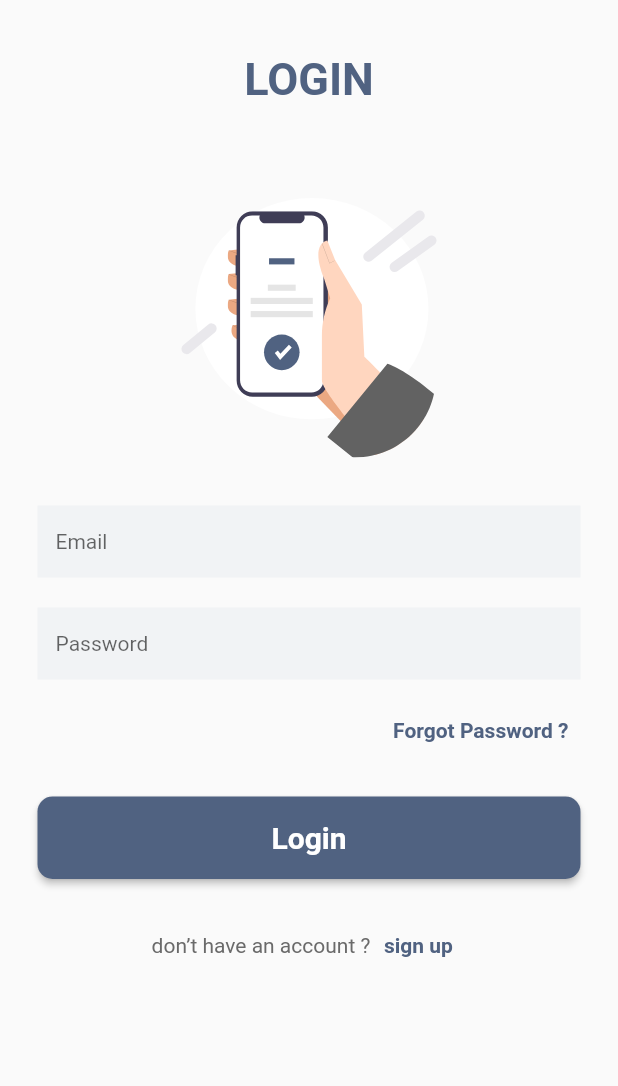
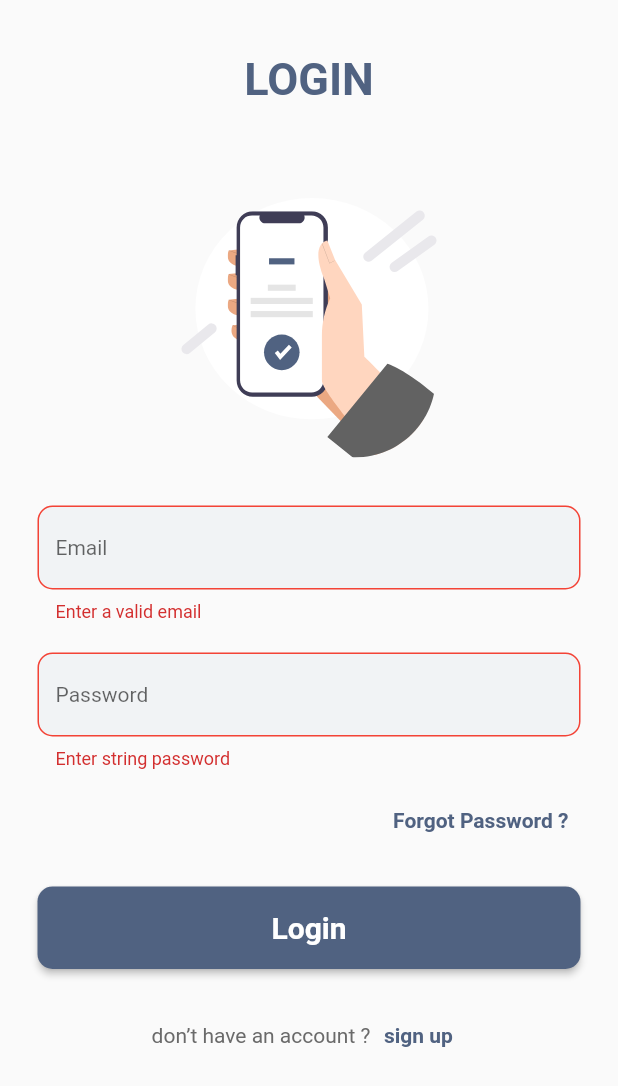
Before and after one commit to samirpokharel/Eazeal, a Flutter app: the screen it shows after launch, after a tap on "Login", on a phone screen of 412 x 824 dp. Shown: the top 1086 px of the screen. Run offline on Flutter 3.47's test engine with Material 2 defaults, Android fonts, the phone set to English and light mode, and no system bars; our stand-ins replace flutter_riverpod, flutter_svg.

Commit message:
form validation and form control

```diff
--- a/lib/screens/authentication/login.dart
+++ b/lib/screens/authentication/login.dart
@@ -1,13 +1,31 @@
 import 'package:eazeal/config/constants.dart';
 import 'package:eazeal/screens/authentication/widgets/widgets.dart';
+import 'package:eazeal/services/validation_services.dart';
 import 'package:flutter/material.dart';
 import 'package:flutter_svg/flutter_svg.dart';
 
 const loginVectorPath = "assets/images/login-vector.svg";
 
-class Login extends StatelessWidget {
+class Login extends StatefulWidget {
   static const String routeName = "/login";
   const Login({Key? key}) : super(key: key);
+
+  @override
+  State<Login> createState() => _LoginState();
+}
+
+class _LoginState extends State<Login> {
+  late TextEditingController _emailController;
+  late TextEditingController _passwordController;
+  late GlobalKey<FormState> _fromKey;
+
+  @override
+  void initState() {
+    _emailController = TextEditingController();
+    _passwordController = TextEditingController();
+    _fromKey = GlobalKey<FormState>();
+    super.initState();
+  }
 
   @override
   Widget build(BuildContext context) {
@@ -18,7 +36,9 @@ class Login extends StatelessWidget {
           child: Padding(
             padding: const EdgeInsets.all(25.0),
             child: Form(
+              key: _fromKey,
               child: Column(
+                crossAxisAlignment: CrossAxisAlignment.center,
                 children: [
                   const SizedBox(height: 10),
                   Text(
@@ -33,12 +53,16 @@ class Login extends StatelessWidget {
                   ),
                   const SizedBox(height: 30),
                   TextFormField(
+                    controller: _emailController,
                     decoration: const InputDecoration(hintText: "Email"),
+                    validator: (val) => ValidationService.validateEmail(val),
                   ),
                   const SizedBox(height: 20),
                   TextFormField(
+                    controller: _passwordController,
                     obscureText: true,
                     decoration: const InputDecoration(hintText: "Password"),
+                    validator: (val) => ValidationService.validatePassword(val),
                   ),
                   const SizedBox(height: 10),
                   Align(
@@ -58,7 +82,12 @@ class Login extends StatelessWidget {
                   const SizedBox(height: 20),
                   AuthButton(
                     text: "Login",
-                    onPressed: () {},
+                    buttonStatus: ButtonStatus.idle,
+                    onPressed: () {
+                      if (_fromKey.currentState!.validate()) {
+                        _fromKey.currentState?.save();
+                      }
+                    },
                   ),
                   const SizedBox(height: 20),
                   AuthTogleButton(
--- /dev/null
+++ b/lib/services/validation_services.dart
@@ -0,0 +1,19 @@
+RegExp emailValid = RegExp(
+    r"^[a-zA-Z0-9.a-zA-Z0-9.!#$%&'*+-/=?^_`{|}~]+@[a-zA-Z0-9]+\.[a-zA-Z]+");
+RegExp passwordValidate = RegExp(r"^(?=.*[A-Za-z])(?=.*\d)[A-Za-z\d]{8,}$");
+
+class ValidationService {
+  static String? validateEmail(String? val) {
+    if (!emailValid.hasMatch(val!)) {
+      return "Enter a valid email";
+    }
+    return null;
+  }
+
+  static String? validatePassword(String? val) {
+    if (!passwordValidate.hasMatch(val!)) {
+      return "Enter string password";
+    }
+    return null;
+  }
+}
--- a/lib/utils/themes_util.dart
+++ b/lib/utils/themes_util.dart
@@ -83,6 +83,7 @@ class ThemeUtils {
     disabledBorder: InputBorder.none,
     errorBorder: OutlineInputBorder(
       borderRadius: BorderRadius.circular(10),
+      borderSide: const BorderSide(color: Colors.red),
     ),
     focusedBorder: InputBorder.none,
     filled: true,
@@ -95,6 +96,7 @@ class ThemeUtils {
     disabledBorder: InputBorder.none,
     errorBorder: OutlineInputBorder(
       borderRadius: BorderRadius.circular(10),
+      borderSide: const BorderSide(color: Colors.red),
     ),
     focusedBorder: InputBorder.none,
     filled: true,
```
